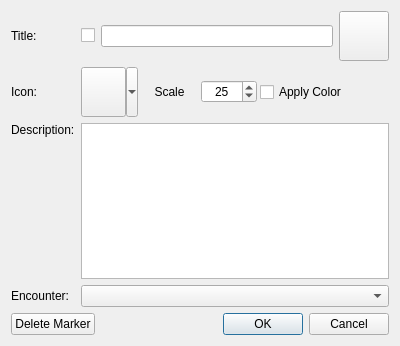
First picture: the form in DMHelper/src/mapmarkerdialog.ui, repository MMetze/DMHelper, before the edit.
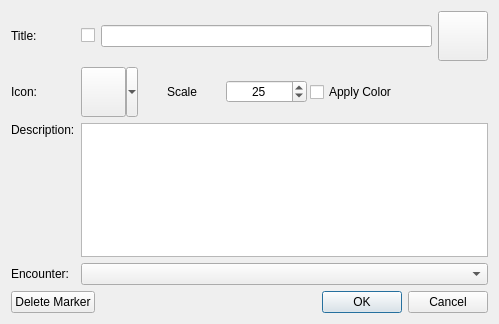
Second picture: the form after the edit. Icons and pictures are not drawn. Custom widgets are drawn as their Qt base class.

The edit to the form file:
```diff
--- a/DMHelper/src/mapmarkerdialog.ui
+++ b/DMHelper/src/mapmarkerdialog.ui
@@ -6,8 +6,8 @@
    <rect>
     <x>0</x>
     <y>0</y>
-    <width>400</width>
-    <height>346</height>
+    <width>499</width>
+    <height>324</height>
    </rect>
   </property>
   <property name="minimumSize">
```
